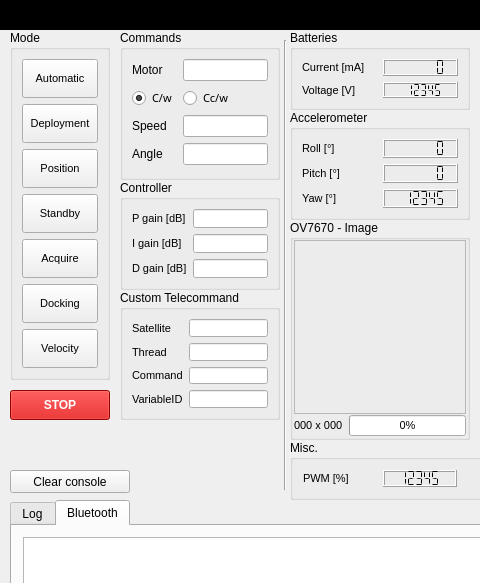
Qt form groundstation.ui (Angele-/FloatSat_GroundStation) before a commit; both pictures show x 0 to 480 and y 0 to 583 of the 1351 by 700 pixel window.
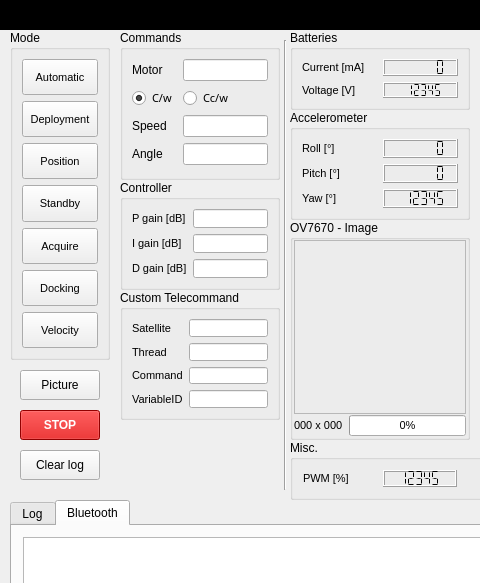
The same form after that commit. The open tabs and pages were chosen to show the change. Custom widgets are drawn as their Qt base class.

Commit message: Added picture button

Diff of the .ui file:
```diff
--- a/groundstation.ui
+++ b/groundstation.ui
@@ -1309,7 +1309,7 @@
       <x>10</x>
       <y>30</y>
       <width>100</width>
-      <height>350</height>
+      <height>330</height>
      </rect>
     </property>
     <property name="font">
@@ -1619,10 +1619,10 @@
    <widget class="QPushButton" name="pushButton_clearConsole">
     <property name="geometry">
      <rect>
-      <x>10</x>
-      <y>470</y>
-      <width>120</width>
-      <height>23</height>
+      <x>20</x>
+      <y>450</y>
+      <width>80</width>
+      <height>30</height>
      </rect>
     </property>
     <property name="font">
@@ -1631,15 +1631,15 @@
      </font>
     </property>
     <property name="text">
-     <string>Clear console</string>
+     <string>Clear log</string>
     </property>
    </widget>
    <widget class="QPushButton" name="pushButton">
     <property name="geometry">
      <rect>
-      <x>10</x>
-      <y>390</y>
-      <width>100</width>
+      <x>20</x>
+      <y>410</y>
+      <width>80</width>
       <height>30</height>
      </rect>
     </property>
@@ -1657,6 +1657,24 @@
      <string>STOP</string>
     </property>
    </widget>
+   <widget class="QPushButton" name="pushButton_picture">
+    <property name="geometry">
+     <rect>
+      <x>20</x>
+      <y>370</y>
+      <width>80</width>
+      <height>30</height>
+     </rect>
+    </property>
+    <property name="font">
+     <font>
+      <family>Segoe UI Symbol</family>
+     </font>
+    </property>
+    <property name="text">
+     <string>Picture</string>
+    </property>
+   </widget>
   </widget>
  </widget>
  <layoutdefault spacing="6" margin="11"/>
```
Left out of the diff: 2 changed lines with no effect on the pictures. The commit also changes 2 other files.
